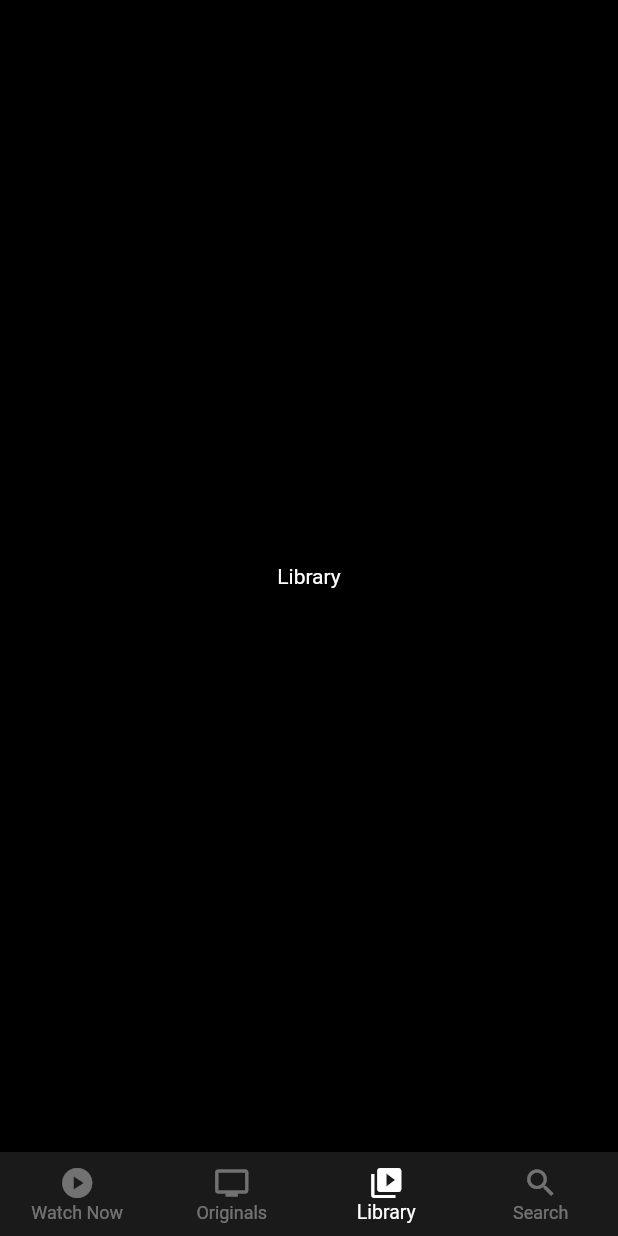
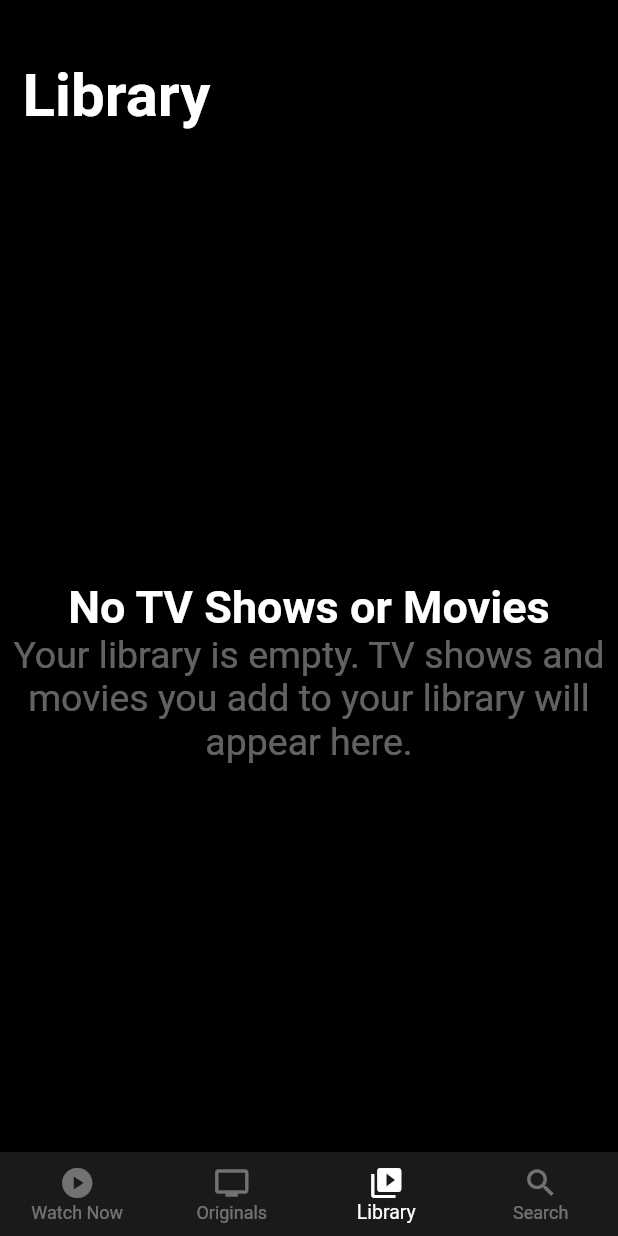
Before and after one commit to dwnlglendale/AppleTV-UI-Clone, a Flutter app: the screen it shows after launch, item 3 of the bottom bar chosen, on a phone screen of 412 x 824 dp. Run offline on Flutter 3.47's test engine with Material 2 defaults, Android fonts, the phone set to English and light mode, and no system bars.

Commit message:
library view

```diff
--- a/appletv_ui_clone/lib/library.dart
+++ b/appletv_ui_clone/lib/library.dart
@@ -1,3 +1,4 @@
+import 'package:flutter/cupertino.dart';
 import 'package:flutter/material.dart';
 
 class Library extends StatefulWidget {
@@ -10,9 +11,58 @@ class Library extends StatefulWidget {
 class _LibraryState extends State<Library> {
   @override
   Widget build(BuildContext context) {
-    return Scaffold(
-      body: Center(
-        child: Text("Library"),
+    return SingleChildScrollView(
+      child: Column(
+        crossAxisAlignment: CrossAxisAlignment.start,
+        mainAxisAlignment: MainAxisAlignment.start,
+        children: [
+          Padding(
+            padding: const EdgeInsets.only(
+              top: 40,
+              left: 15,
+            ),
+            child: Text(
+              "Library",
+              style: TextStyle(
+                  fontSize: 40,
+                  fontWeight: FontWeight.bold,
+                  color: Colors.white),
+            ),
+          ),
+
+          //Hardcoded to center (# need to change code).
+
+          SizedBox(
+            height: 300,
+          ),
+          Column(
+            crossAxisAlignment: CrossAxisAlignment.start,
+            mainAxisAlignment: MainAxisAlignment.start,
+            children: [
+              Align(
+                alignment: Alignment.center,
+                child: Text(
+                  "No TV Shows or Movies",
+                  style: TextStyle(
+                    fontSize: 30,
+                    fontWeight: FontWeight.bold,
+                  ),
+                ),
+              ),
+              Align(
+                alignment: Alignment.center,
+                child: Text(
+                  "Your library is empty. TV shows and movies you add to your library will appear here.",
+                  style: TextStyle(
+                    color: Colors.white38,
+                    fontSize: 25,
+                  ),
+                  textAlign: TextAlign.center,
+                ),
+              ),
+            ],
+          ),
+        ],
       ),
     );
   }
--- a/appletv_ui_clone/lib/widgets.dart
+++ /dev/null
@@ -1,18 +0,0 @@
-import 'package:flutter/cupertino.dart';
-
-class WhatToWatch extends StatefulWidget {
-  @override
-  _WhatToWatchState createState() => _WhatToWatchState();
-  const WhatToWatch({Key? key, required this.image}) : super(key: key);
-
-  final ImageProvider image;
-}
-
-class _WhatToWatchState extends State<WhatToWatch> {
-  @override
-  Widget build(BuildContext context) {
-    return Column(
-      children: [],
-    );
-  }
-}
```
Also changed, not shown: 2 other files.
